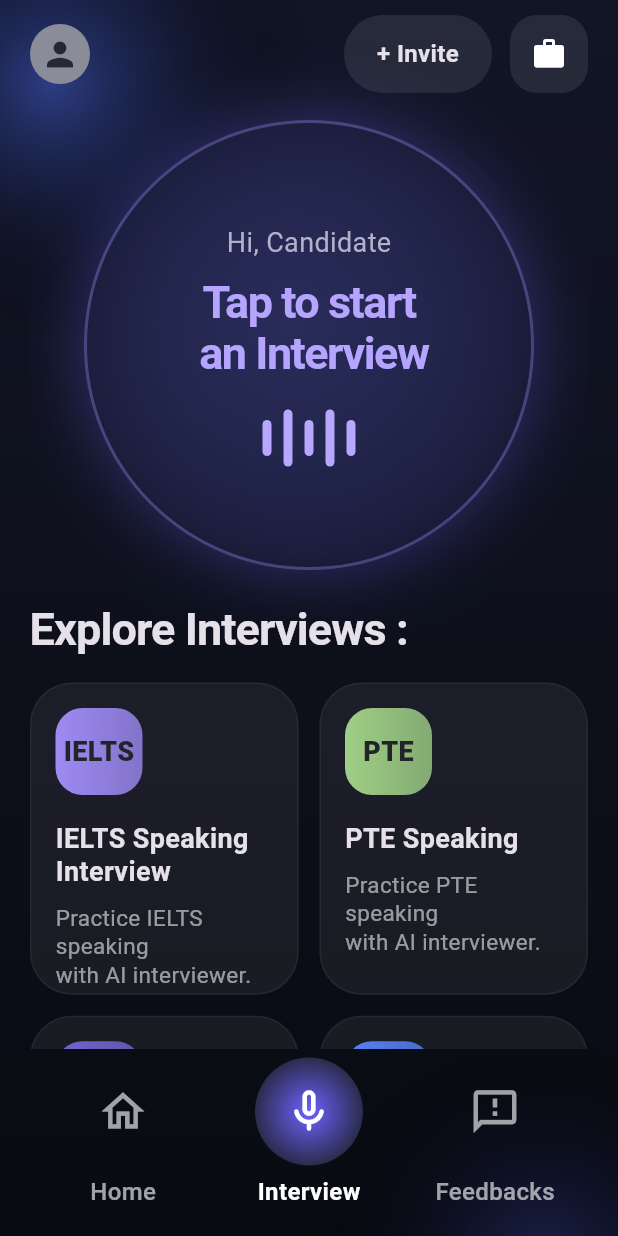
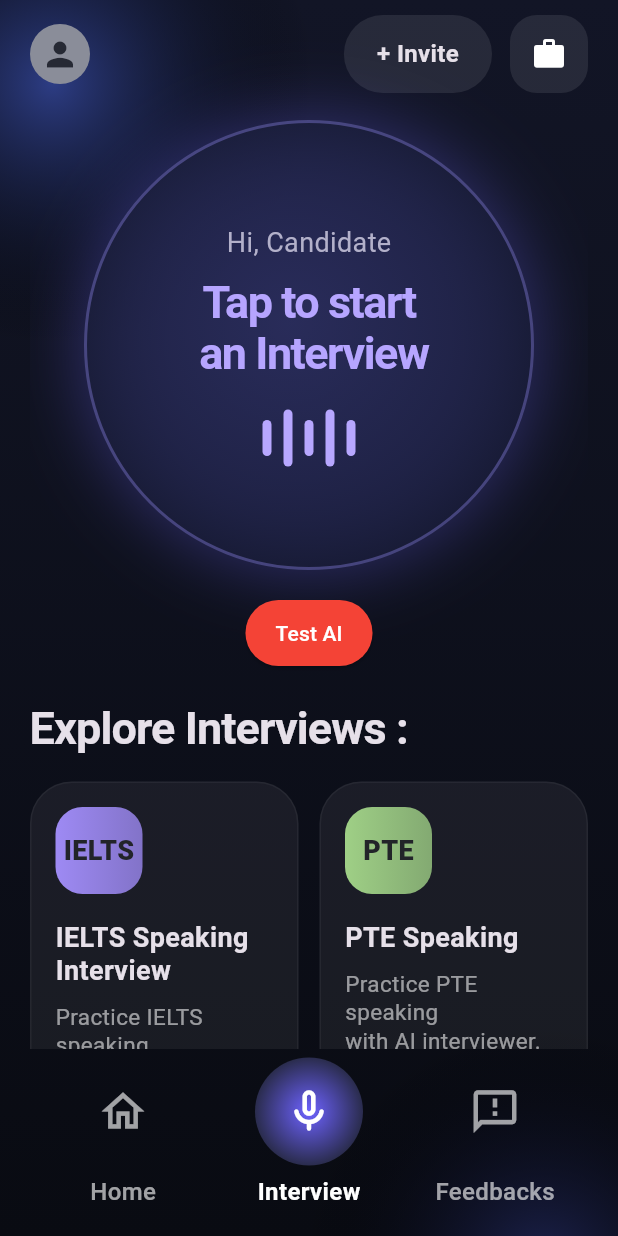
Before and after one commit to Muhon33/PrepTalk-AI-Interview, a Flutter app: the screen it shows after launch, on a phone screen of 412 x 824 dp. Run offline on Flutter 3.47's test engine with Material 3 defaults, Android fonts, the phone set to English and light mode, and no system bars.

Commit message:
for sayeed

```diff
--- a/lib/screens/interview_home_screen.dart
+++ b/lib/screens/interview_home_screen.dart
@@ -7,6 +7,7 @@
 import 'package:preptalk_app/widgets/track_card.dart';
 import 'package:preptalk_app/screens/interview_session_screen.dart';
 import 'package:preptalk_app/screens/feedback_history_screen.dart';
+import 'package:preptalk_app/services/gemini_service.dart';
 
 class InterviewHomeScreen extends StatefulWidget {
   const InterviewHomeScreen({super.key});
@@ -85,6 +86,29 @@
 
                             const SizedBox(height: 18),
 
+                            ElevatedButton(
+                              style: ElevatedButton.styleFrom(
+                                backgroundColor: Colors.red, // 👈 force visible
+                                foregroundColor: Colors.white,
+                                padding: const EdgeInsets.symmetric(
+                                  horizontal: 20,
+                                  vertical: 12,
+                                ),
+                              ),
+                              onPressed: () async {
+                                final result = await GeminiService.sendPrompt(
+                                  "Ask me one simple interview question for a beginner Flutter developer",
+                                );
+
+                                ScaffoldMessenger.of(
+                                  context,
+                                ).showSnackBar(SnackBar(content: Text(result)));
+                              },
+                              child: const Text("Test AI"),
+                            ),
+
+                            const SizedBox(height: 18),
+
                             Align(
                               alignment: Alignment.centerLeft,
                               child: Text(
@@ -103,6 +127,7 @@
                             GridView.builder(
                               itemCount: cards.length,
                               shrinkWrap: true,
+
                               physics: const NeverScrollableScrollPhysics(),
                               padding: EdgeInsets.zero,
                               gridDelegate:
@@ -112,14 +137,12 @@
                                     mainAxisSpacing: 14,
                                     childAspectRatio: 0.86,
                                   ),
-                              itemBuilder:
-                                  (context, index) => TrackCard(
+                              itemBuilder: (context, index) => TrackCard(
                                 data: cards[index],
                                 onTap: () {
                                   Navigator.of(context).push(
                                     MaterialPageRoute(
-                                          builder:
-                                              (_) => InterviewSessionScreen(
+                                      builder: (_) => InterviewSessionScreen(
                                         track: cards[index],
                                       ),
                                     ),
@@ -128,7 +151,7 @@
                               ),
                             ),
 
-                            const SizedBox(height: 20),
+                            const SizedBox(height: 80),
                           ],
                         ),
                       ),
--- a/pubspec.yaml
+++ b/pubspec.yaml
@@ -28,8 +28,10 @@
 # the latest version available on pub.dev. To see which dependencies have newer
 # versions available, run `flutter pub outdated`.
 dependencies:
+  http: ^1.1.0
   flutter:
     sdk: flutter
+
 
   flutter_riverpod: ^2.4.3
   google_fonts: ^6.1.0
```
Also changed, not shown: lib/services/gemini_service.dart (added, +33 -0 lines), pubspec.lock. Lines whose indentation alone changed are shown as unchanged.
